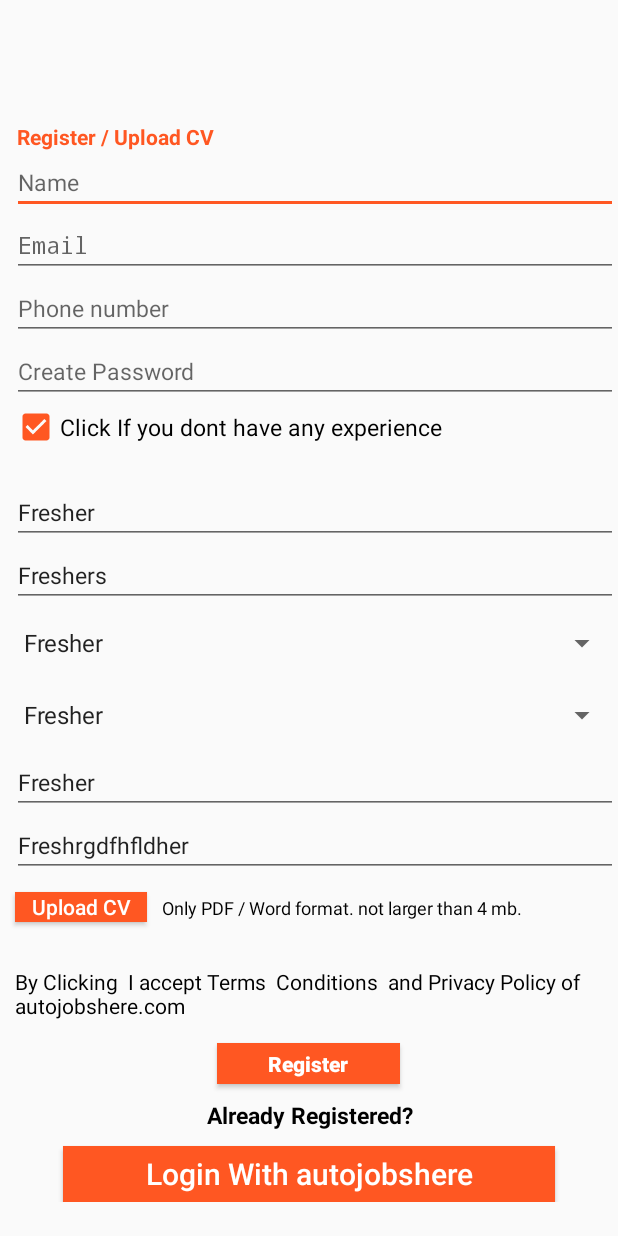
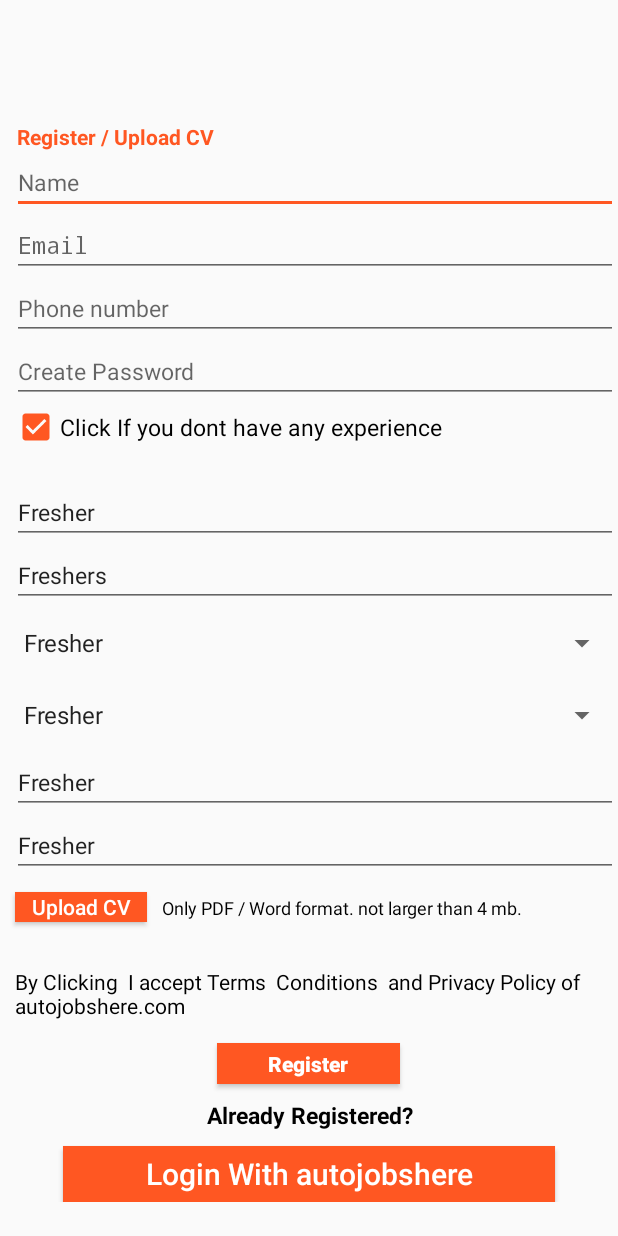
Before and after one commit to krishnamanieee/autojobshere_new, an Android app: the RegisterActivity screen opened directly, with no data from a screen before it, after a tap on "Click If you dont have any experience", on a phone screen of 412 x 824 dp. Run offline under Robolectric (Android 15) with nearby library versions, the phone set to English and light mode, and no system bars.

Commit message:
varu new

```diff
--- a/app/src/main/java/com/edinbridge/autojobs/autojobshere/RegisterActivity.java
+++ b/app/src/main/java/com/edinbridge/autojobs/autojobshere/RegisterActivity.java
@@ -87,7 +87,7 @@ public class  RegisterActivity extends Activity {
         List<String> list =new ArrayList<String>();
         employeredit.setText("Fresher");
         experienceedit.setText("Fresher");
-        locationedit.setText("Freshrgdfhfldher");
+        locationedit.setText("Fresher");
         edt_designation.setText("Freshers");
         list.add("Fresher");
         final ArrayAdapter<String> data = new ArrayAdapter<String>(this, android.R.layout.simple_list_item_1, list);
```
